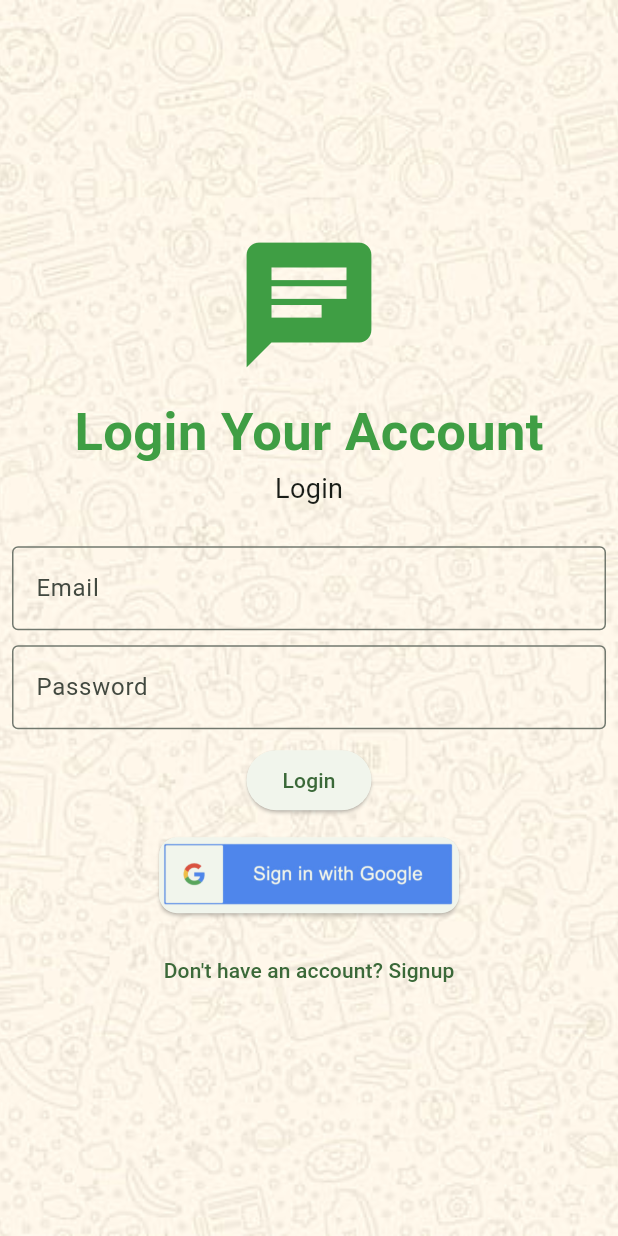
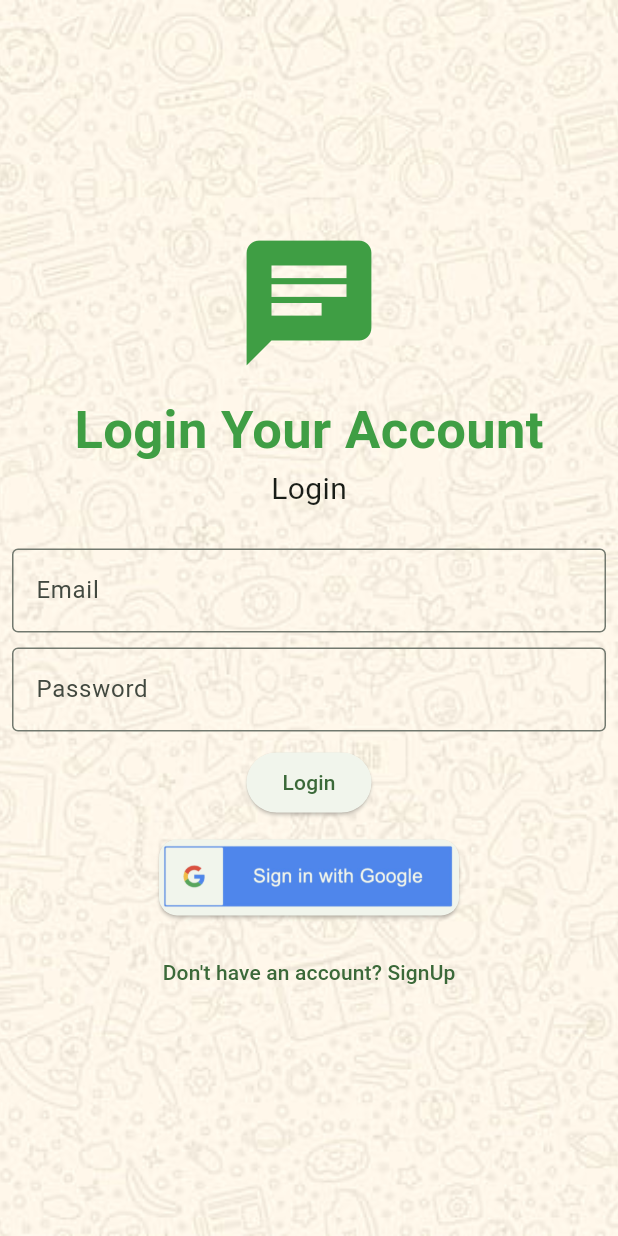
Before and after one commit to shitalchauhan769/chat_app, a Flutter app: the screen it shows after launch, on a phone screen of 412 x 824 dp. Run offline on Flutter 3.47's test engine with Material 3 defaults, Android fonts, the phone set to English and light mode, and no system bars; our stand-ins replace cloud_firestore, firebase_auth, firebase_core, firebase_messaging, flutter_local_notifications, get and 4 more; accounts and stored records are empty.

Commit message:
12-9-2024

```diff
--- a/lib/screen/home/view/home_screen.dart
+++ b/lib/screen/home/view/home_screen.dart
@@ -67,7 +67,7 @@ class _HomeScreenState extends State<HomeScreen> {
             ],
           )
         ],
-        title: const Text("WhatsApp",style: TextStyle(color: Colors.white,),),
+        title: const Text("WhatsApp",),
       ),
       drawer: Drawer(
         child: Column(
--- a/lib/screen/login/view/login_screen.dart
+++ b/lib/screen/login/view/login_screen.dart
@@ -63,7 +63,7 @@ class _LoginScreenState extends State<LoginScreen> {
                   const Text(
                     "Login",
                     style: TextStyle(
-                      fontSize: 18,
+                      fontSize: 20,
                     ),
                   ),
                   const SizedBox(
@@ -163,7 +163,7 @@ class _LoginScreenState extends State<LoginScreen> {
                     onPressed: () {
                       Get.toNamed("/signup");
                     },
-                    child:  const Text("Don't have an account? Signup",),
+                    child:  const Text("Don't have an account? SignUp",),
                   ),
                 ],
               ),
--- a/lib/screen/login/view/signup_screen.dart
+++ b/lib/screen/login/view/signup_screen.dart
@@ -67,7 +67,7 @@ class _SignupScreenState extends State<SignupScreen> {
                     height: 20,
                   ),
                   const Text(
-                    "Signup",
+                    "SignUp",
                     style: TextStyle(
                         fontSize: 20,
 
--- a/lib/screen/profile/view/proflie_screen.dart
+++ b/lib/screen/profile/view/proflie_screen.dart
@@ -49,7 +49,7 @@ class _ProflieScreenState extends State<ProflieScreen> {
       key: fromKey,
       child: Scaffold(
         appBar: AppBar(
-          title: const Text("ProfileScreen",style: TextStyle(color: Colors.white,),),
+          title: const Text("ProfileScreen",),
         ),
         body: SingleChildScrollView(
           child: Padding(
--- a/lib/utils/theme.dart
+++ b/lib/utils/theme.dart
@@ -4,7 +4,7 @@ import 'colors.dart';
 
 ThemeData lightTheme = ThemeData(
     brightness: Brightness.light,
-    appBarTheme: const AppBarTheme(color: green),
+    appBarTheme: const AppBarTheme(color: green,iconTheme: IconThemeData(color: Colors.white),titleTextStyle: TextStyle(color: Colors.white,fontSize: 20)),
     colorSchemeSeed: green,
   iconTheme: const IconThemeData(color: Colors.white),
   bottomNavigationBarTheme: const BottomNavigationBarThemeData(selectedIconTheme: IconThemeData(color: Colors.black),)
@@ -14,7 +14,7 @@ ThemeData lightTheme = ThemeData(
 );
 ThemeData darkTheme = ThemeData(
     brightness: Brightness.dark,
-    appBarTheme: const AppBarTheme(color: green),
+    appBarTheme: const AppBarTheme(color: green,iconTheme: IconThemeData(color: Colors.white),titleTextStyle: TextStyle(color: Colors.white,fontSize: 20)),
     colorSchemeSeed: green,
   iconTheme: const IconThemeData(color: Colors.white),
 );
```
Also changed, not shown: lib/screen/chat/view/chat_screen.dart (+3 -6 lines).
